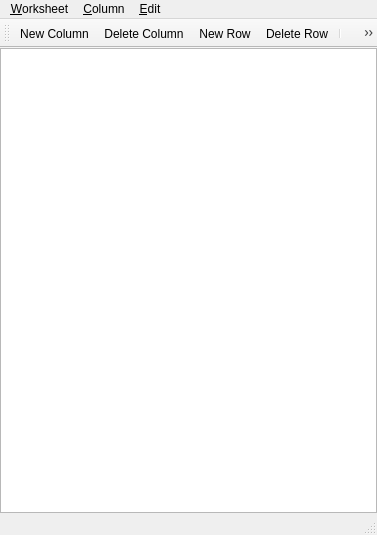
Qt form branches/split/grafity/ui/forms/worksheet.ui (BackupTheBerlios/grafity-svn) before a commit.
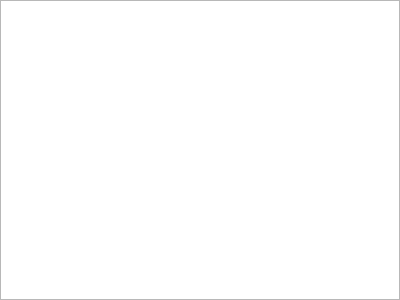
The same form after that commit. Icons and pictures are not drawn.

```diff
--- a/branches/split/grafity/ui/forms/worksheet.ui
+++ b/branches/split/grafity/ui/forms/worksheet.ui
@@ -2,210 +2,34 @@
  <author></author>
  <comment></comment>
  <exportmacro></exportmacro>
- <class>MainWindow</class>
- <widget class="QMainWindow" name="MainWindow" >
+ <class>Form</class>
+ <widget class="QWidget" name="MainWindow" >
   <property name="geometry" >
    <rect>
     <x>0</x>
     <y>0</y>
-    <width>377</width>
-    <height>535</height>
+    <width>400</width>
+    <height>300</height>
    </rect>
   </property>
   <property name="windowTitle" >
    <string>MainWindow</string>
   </property>
-  <widget class="QWidget" name="centralwidget" >
-   <layout class="QHBoxLayout" >
-    <property name="margin" >
-     <number>0</number>
-    </property>
-    <property name="spacing" >
-     <number>6</number>
-    </property>
-    <item>
-     <widget class="QTableView" name="table" >
-      <property name="gridStyle" >
-       <enum>Qt::DotLine</enum>
-      </property>
-     </widget>
-    </item>
-   </layout>
-  </widget>
-  <widget class="QMenuBar" name="menubar" >
-   <property name="geometry" >
-    <rect>
-     <x>0</x>
-     <y>0</y>
-     <width>377</width>
-     <height>31</height>
-    </rect>
+  <layout class="QHBoxLayout" >
+   <property name="margin" >
+    <number>0</number>
    </property>
-   <widget class="QMenu" name="menu_Worksheet" >
-    <property name="title" >
-     <string>&amp;Worksheet</string>
-    </property>
-    <addaction name="actionNew_Column" />
-    <addaction name="actionDelete_Column" />
-    <addaction name="separator" />
-    <addaction name="actionNew_Row" />
-    <addaction name="actionDelete_Row" />
-    <addaction name="separator" />
-    <addaction name="actionTranspose" />
-   </widget>
-   <widget class="QMenu" name="menu_Dataset" >
-    <property name="title" >
-     <string>&amp;Column</string>
-    </property>
-    <addaction name="actionMove_to_Beginning" />
-    <addaction name="actionMove_Left" />
-    <addaction name="actionMove_Right" />
-    <addaction name="actionMove_to_End" />
-   </widget>
-   <widget class="QMenu" name="menu_Edit" >
-    <property name="title" >
-     <string>&amp;Edit</string>
-    </property>
-    <addaction name="action_Cut" />
-    <addaction name="action_Copy" />
-    <addaction name="action_Paste" />
-    <addaction name="action_Delete" />
-   </widget>
-   <addaction name="menu_Worksheet" />
-   <addaction name="menu_Dataset" />
-   <addaction name="menu_Edit" />
-  </widget>
-  <widget class="QStatusBar" name="statusbar" >
-   <property name="geometry" >
-    <rect>
-     <x>0</x>
-     <y>511</y>
-     <width>377</width>
-     <height>24</height>
-    </rect>
+   <property name="spacing" >
+    <number>0</number>
    </property>
-  </widget>
-  <widget class="QToolBar" name="toolBar" >
-   <property name="orientation" >
-    <enum>Qt::Horizontal</enum>
-   </property>
-   <attribute name="toolBarArea" >
-    <number>4</number>
-   </attribute>
-   <addaction name="actionNew_Column" />
-   <addaction name="actionDelete_Column" />
-   <addaction name="actionNew_Row" />
-   <addaction name="actionDelete_Row" />
-   <addaction name="separator" />
-   <addaction name="actionMove_to_Beginning" />
-   <addaction name="actionMove_Left" />
-   <addaction name="actionMove_Right" />
-   <addaction name="actionMove_to_End" />
-  </widget>
-  <action name="actionNew_Column" >
-   <property name="icon" >
-    <iconset>../resources/images/new/worksheet/new-column.png</iconset>
-   </property>
-   <property name="text" >
-    <string>New Column</string>
-   </property>
-  </action>
-  <action name="actionDelete_Column" >
-   <property name="icon" >
-    <iconset>../resources/images/new/worksheet/delete-column.png</iconset>
-   </property>
-   <property name="text" >
-    <string>Delete Column</string>
-   </property>
-  </action>
-  <action name="actionNew_Row" >
-   <property name="icon" >
-    <iconset>../resources/images/new/worksheet/new-row.png</iconset>
-   </property>
-   <property name="text" >
-    <string>New Row</string>
-   </property>
-  </action>
-  <action name="actionDelete_Row" >
-   <property name="icon" >
-    <iconset>../resources/images/new/worksheet/delete-row.png</iconset>
-   </property>
-   <property name="text" >
-    <string>Delete Row</string>
-   </property>
-  </action>
-  <action name="actionMove_to_Beginning" >
-   <property name="icon" >
-    <iconset>../resources/images/new/worksheet/first.png</iconset>
-   </property>
-   <property name="text" >
-    <string>Move to Beginning</string>
-   </property>
-  </action>
-  <action name="actionMove_Left" >
-   <property name="icon" >
-    <iconset>../resources/images/new/worksheet/left.png</iconset>
-   </property>
-   <property name="text" >
-    <string>Move Left</string>
-   </property>
-  </action>
-  <action name="actionMove_Right" >
-   <property name="icon" >
-    <iconset>../resources/images/new/worksheet/right.png</iconset>
-   </property>
-   <property name="text" >
-    <string>Move Right</string>
-   </property>
-  </action>
-  <action name="actionMove_to_End" >
-   <property name="icon" >
-    <iconset>../resources/images/new/worksheet/last.png</iconset>
-   </property>
-   <property name="text" >
-    <string>Move to End</string>
-   </property>
-  </action>
-  <action name="actionTranspose" >
-   <property name="icon" >
-    <iconset>../resources/images/new/worksheet/transpose.png</iconset>
-   </property>
-   <property name="text" >
-    <string>Transpose</string>
-   </property>
-  </action>
-  <action name="action_Cut" >
-   <property name="icon" >
-    <iconset resource="grafity.qrc" >:/images/general/cut.png</iconset>
-   </property>
-   <property name="text" >
-    <string>&amp;Cut</string>
-   </property>
-  </action>
-  <action name="action_Copy" >
-   <property name="icon" >
-    <iconset resource="grafity.qrc" >:/images/general/copy.png</iconset>
-   </property>
-   <property name="text" >
-    <string>&amp;Copy</string>
-   </property>
-  </action>
-  <action name="action_Paste" >
-   <property name="icon" >
-    <iconset resource="grafity.qrc" >:/images/general/paste.png</iconset>
-   </property>
-   <property name="text" >
-    <string>&amp;Paste</string>
-   </property>
-  </action>
-  <action name="action_Delete" >
-   <property name="icon" >
-    <iconset resource="grafity.qrc" >:/images/general/delete.png</iconset>
-   </property>
-   <property name="text" >
-    <string>&amp;Delete</string>
-   </property>
-  </action>
+   <item>
+    <widget class="QTableView" name="table" >
+     <property name="gridStyle" >
+      <enum>Qt::DotLine</enum>
+     </property>
+    </widget>
+   </item>
+  </layout>
  </widget>
  <pixmapfunction></pixmapfunction>
  <resources>
```
Left out of the diff: 6 changed lines with no effect on the pictures.
